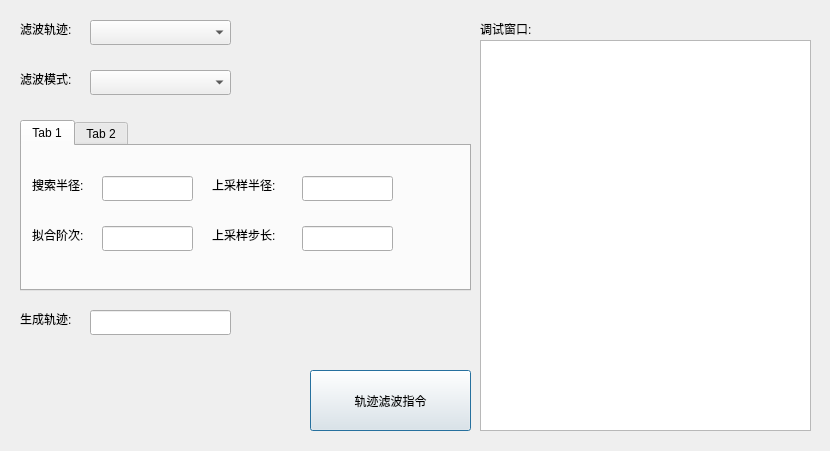
First picture: the form in keyfilterdlg.ui, repository qubo188612/qtwelding, before the edit.
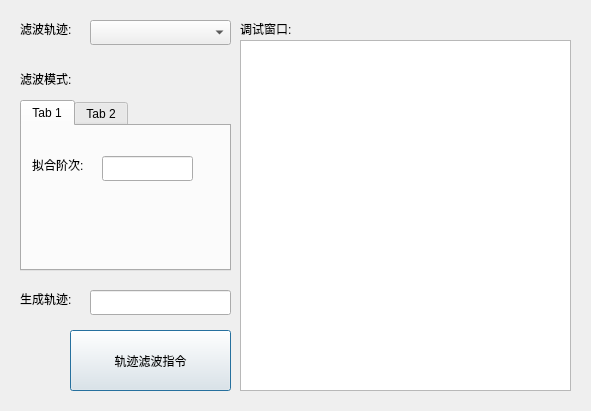
Second picture: the form after the edit. The open tabs and pages were chosen to show the change.

Patch:
```diff
--- a/keyfilterdlg.ui
+++ b/keyfilterdlg.ui
@@ -6,8 +6,8 @@
    <rect>
     <x>0</x>
     <y>0</y>
-    <width>830</width>
-    <height>451</height>
+    <width>591</width>
+    <height>411</height>
    </rect>
   </property>
   <property name="windowTitle">
@@ -16,8 +16,8 @@
   <widget class="QPushButton" name="pushButton">
    <property name="geometry">
     <rect>
-     <x>310</x>
-     <y>370</y>
+     <x>70</x>
+     <y>330</y>
      <width>161</width>
      <height>61</height>
     </rect>
@@ -29,7 +29,7 @@
   <widget class="QLabel" name="label_3">
    <property name="geometry">
     <rect>
-     <x>480</x>
+     <x>240</x>
      <y>20</y>
      <width>67</width>
      <height>17</height>
@@ -42,10 +42,10 @@
   <widget class="QTextBrowser" name="record">
    <property name="geometry">
     <rect>
-     <x>480</x>
+     <x>240</x>
      <y>40</y>
      <width>331</width>
-     <height>391</height>
+     <height>351</height>
     </rect>
    </property>
   </widget>
@@ -89,7 +89,7 @@
    <property name="geometry">
     <rect>
      <x>20</x>
-     <y>310</y>
+     <y>290</y>
      <width>71</width>
      <height>17</height>
     </rect>
@@ -102,17 +102,7 @@
    <property name="geometry">
     <rect>
      <x>90</x>
-     <y>310</y>
-     <width>141</width>
-     <height>25</height>
-    </rect>
-   </property>
-  </widget>
-  <widget class="QComboBox" name="filtermodecombo">
-   <property name="geometry">
-    <rect>
-     <x>90</x>
-     <y>70</y>
+     <y>290</y>
      <width>141</width>
      <height>25</height>
     </rect>
@@ -122,8 +112,8 @@
    <property name="geometry">
     <rect>
      <x>20</x>
-     <y>120</y>
-     <width>451</width>
+     <y>100</y>
+     <width>211</width>
      <height>171</height>
     </rect>
    </property>
@@ -138,7 +128,7 @@
      <property name="geometry">
       <rect>
        <x>10</x>
-       <y>80</y>
+       <y>30</y>
        <width>71</width>
        <height>17</height>
       </rect>
@@ -147,79 +137,10 @@
       <string>拟合阶次:</string>
      </property>
     </widget>
-    <widget class="QLineEdit" name="msl_search_size">
-     <property name="geometry">
-      <rect>
-       <x>80</x>
-       <y>30</y>
-       <width>91</width>
-       <height>25</height>
-      </rect>
-     </property>
-    </widget>
     <widget class="QLineEdit" name="msl_poly">
      <property name="geometry">
       <rect>
        <x>80</x>
-       <y>80</y>
-       <width>91</width>
-       <height>25</height>
-      </rect>
-     </property>
-    </widget>
-    <widget class="QLabel" name="label_12">
-     <property name="geometry">
-      <rect>
-       <x>10</x>
-       <y>30</y>
-       <width>71</width>
-       <height>17</height>
-      </rect>
-     </property>
-     <property name="text">
-      <string>搜索半径:</string>
-     </property>
-    </widget>
-    <widget class="QLabel" name="label_15">
-     <property name="geometry">
-      <rect>
-       <x>190</x>
-       <y>80</y>
-       <width>81</width>
-       <height>17</height>
-      </rect>
-     </property>
-     <property name="text">
-      <string>上采样步长:</string>
-     </property>
-    </widget>
-    <widget class="QLabel" name="label_13">
-     <property name="geometry">
-      <rect>
-       <x>190</x>
-       <y>30</y>
-       <width>81</width>
-       <height>17</height>
-      </rect>
-     </property>
-     <property name="text">
-      <string>上采样半径:</string>
-     </property>
-    </widget>
-    <widget class="QLineEdit" name="msl_samp_step">
-     <property name="geometry">
-      <rect>
-       <x>280</x>
-       <y>80</y>
-       <width>91</width>
-       <height>25</height>
-      </rect>
-     </property>
-    </widget>
-    <widget class="QLineEdit" name="msl_samp_radius">
-     <property name="geometry">
-      <rect>
-       <x>280</x>
        <y>30</y>
        <width>91</width>
        <height>25</height>
```
Left out of the diff: 2 changed lines with no effect on the pictures.
